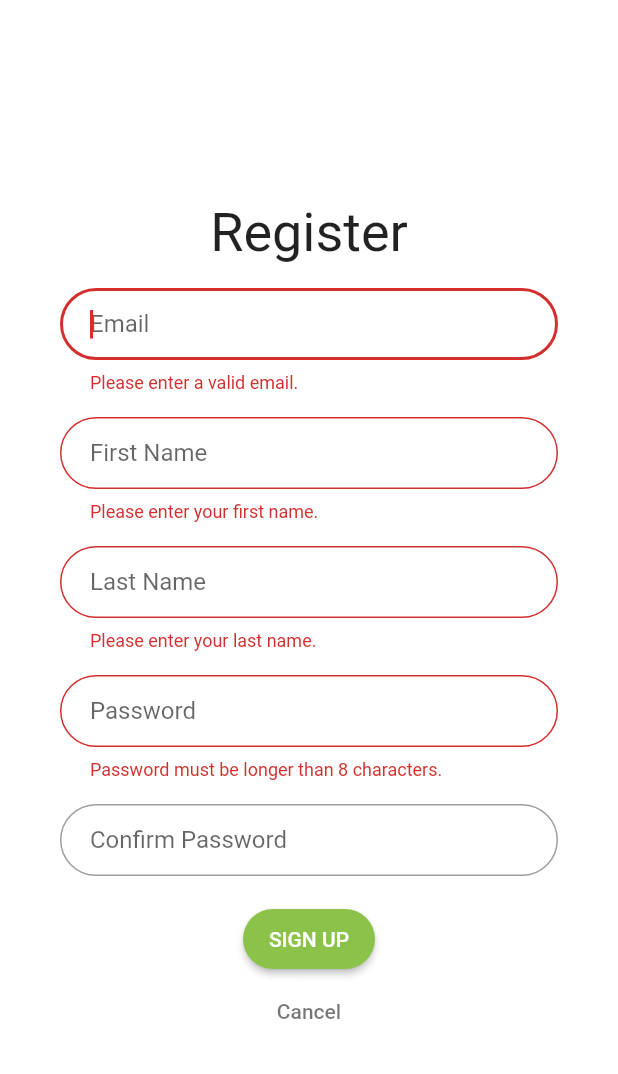
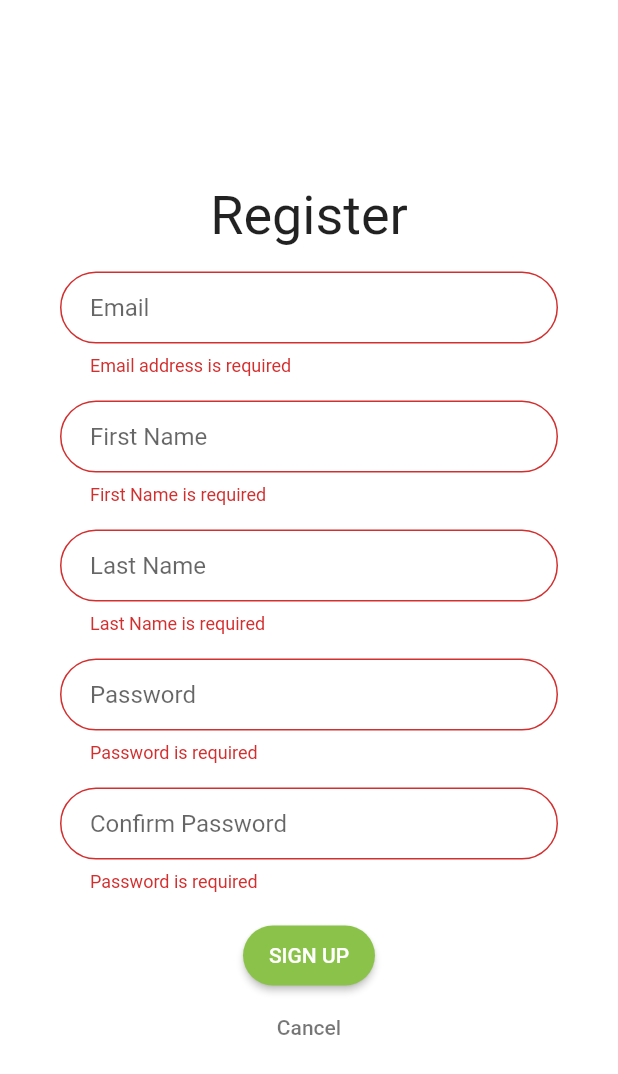
Before and after one commit to srh09/reports_manager, a Flutter app: the SignupScreen screen opened by its route, after a tap on "SIGN UP", on a phone screen of 412 x 824 dp. Shown: the top 1074 px of the screen. Run offline on Flutter 3.47's test engine with Material 2 defaults, Android fonts, the phone set to English and light mode, and no system bars; our stand-ins replace cloud_firestore, firebase_auth, firebase_core, google_sign_in; accounts and stored records are empty.

Commit message:
auth registration working

```diff
--- a/lib/models/user.dart
+++ b/lib/models/user.dart
@@ -1 +1,6 @@
-class User {}
+class RegistrationCredentials {
+  String email;
+  String password;
+  String firstName;
+  String lastName;
+}
--- a/lib/screens/signin.dart
+++ b/lib/screens/signin.dart
@@ -76,8 +76,8 @@ class _SigninScreenState extends State<SigninScreen> {
       child: TextFormField(
         controller: passwordController,
         validator: (value) => Validators.password(value),
+        onFieldSubmitted: (_) => _submitSignIn(context),
         textInputAction: TextInputAction.done,
-        onFieldSubmitted: (_) => _submitSignIn(context),
         decoration: InputDecoration(
           hintText: 'Password',
           contentPadding:
@@ -109,9 +109,8 @@ class _SigninScreenState extends State<SigninScreen> {
         shape: RoundedRectangleBorder(
           borderRadius: BorderRadius.circular(24),
         ),
-        onPressed: () {
-          Navigator.of(context).pushNamed(SignupScreen.routeName);
-        },
+        onPressed: () =>
+            Navigator.of(context).pushNamed(SignupScreen.routeName),
         padding: EdgeInsets.all(12),
         color: Colors.lightGreen,
         child: Text('Register', style: TextStyle(color: Colors.white)),
--- a/lib/screens/signup.dart
+++ b/lib/screens/signup.dart
@@ -2,35 +2,26 @@ import 'package:flutter/material.dart';
 import 'package:flutter/services.dart';
 import 'package:firebase_auth/firebase_auth.dart';
 import 'package:provider/provider.dart';
+import 'package:reports_manager/models/user.dart';
+import 'package:reports_manager/utilities/validators.dart';
 
 import '../services/auth.dart';
 import 'jobsites.dart';
 
-class SignupScreen extends StatefulWidget {
+class SignupScreen extends StatelessWidget {
   static const routeName = '/signup';
+  final _formKey = GlobalKey<FormState>();
+  final _passwordController = TextEditingController();
+  final _registrationCredentials = RegistrationCredentials();
 
-  @override
-  _SignupScreenState createState() => _SignupScreenState();
-}
-
-class _SignupScreenState extends State<SignupScreen> {
-  final _formKey = GlobalKey<FormState>();
-  final emailTextEditController = TextEditingController();
-  final firstNameTextEditController = TextEditingController();
-  final lastNameTextEditController = TextEditingController();
-  final passwordTextEditController = TextEditingController();
-  final confirmPasswordTextEditController = TextEditingController();
-  final FocusNode _emailFocus = FocusNode();
-  final FocusNode _firstNameFocus = FocusNode();
-  final FocusNode _lastNameFocus = FocusNode();
-  final FocusNode _passwordFocus = FocusNode();
-  final FocusNode _confirmPasswordFocus = FocusNode();
-  var _errorMessage = '';
-
-  void processError(final PlatformException error) {
-    setState(() {
-      _errorMessage = error.message;
-    });
+  void submitRegistration(BuildContext context) {
+    if (_formKey.currentState.validate()) {
+      _formKey.currentState.save();
+      print('done---');
+      context
+          .read<AuthService>()
+          .registerWithEmailPassword(_registrationCredentials);
+    }
   }
 
   Widget _buildRegisterText() {
@@ -48,20 +39,10 @@ class _SignupScreenState extends State<SignupScreen> {
     return Padding(
       padding: EdgeInsets.symmetric(vertical: 8.0),
       child: TextFormField(
-        validator: (value) {
-          if (value.isEmpty || !value.contains('@')) {
-            return 'Please enter a valid email.';
-          }
-          return null;
-        },
-        controller: emailTextEditController,
+        validator: (value) => Validators.email(value),
+        onSaved: (value) => _registrationCredentials.email = value,
         keyboardType: TextInputType.emailAddress,
-        autofocus: true,
         textInputAction: TextInputAction.next,
-        focusNode: _emailFocus,
-        onFieldSubmitted: (term) {
-          FocusScope.of(context).requestFocus(_firstNameFocus);
-        },
         decoration: InputDecoration(
           hintText: 'Email',
           contentPadding: EdgeInsets.fromLTRB(20.0, 10.0, 20.0, 10.0),
@@ -75,20 +56,9 @@ class _SignupScreenState extends State<SignupScreen> {
     return Padding(
       padding: EdgeInsets.symmetric(vertical: 8.0),
       child: TextFormField(
-        validator: (value) {
-          if (value.isEmpty) {
-            return 'Please enter your first name.';
-          }
-          return null;
-        },
-        controller: firstNameTextEditController,
-        keyboardType: TextInputType.text,
-        autofocus: false,
+        validator: (value) => Validators.name(value, 'First Name'),
+        onSaved: (value) => _registrationCredentials.firstName = value,
         textInputAction: TextInputAction.next,
-        focusNode: _firstNameFocus,
-        onFieldSubmitted: (term) {
-          FocusScope.of(context).requestFocus(_lastNameFocus);
-        },
         decoration: InputDecoration(
           hintText: 'First Name',
           contentPadding: EdgeInsets.fromLTRB(20.0, 10.0, 20.0, 10.0),
@@ -102,20 +72,9 @@ class _SignupScreenState extends State<SignupScreen> {
     return Padding(
       padding: EdgeInsets.symmetric(vertical: 8.0),
       child: TextFormField(
-        validator: (value) {
-          if (value.isEmpty) {
-            return 'Please enter your last name.';
-          }
-          return null;
-        },
-        controller: lastNameTextEditController,
-        keyboardType: TextInputType.text,
-        autofocus: false,
+        validator: (value) => Validators.name(value, 'Last Name'),
+        onSaved: (value) => _registrationCredentials.lastName = value,
         textInputAction: TextInputAction.next,
-        focusNode: _lastNameFocus,
-        onFieldSubmitted: (term) {
-          FocusScope.of(context).requestFocus(_passwordFocus);
-        },
         decoration: InputDecoration(
           hintText: 'Last Name',
           contentPadding: EdgeInsets.fromLTRB(20.0, 10.0, 20.0, 10.0),
@@ -129,20 +88,11 @@ class _SignupScreenState extends State<SignupScreen> {
     return Padding(
       padding: EdgeInsets.symmetric(vertical: 8.0),
       child: TextFormField(
-        validator: (value) {
-          if (value.length < 8) {
-            return 'Password must be longer than 8 characters.';
-          }
-          return null;
-        },
-        autofocus: false,
+        controller: _passwordController,
+        validator: (value) => Validators.password(value),
+        onSaved: (value) => _registrationCredentials.password = value,
         obscureText: true,
-        controller: passwordTextEditController,
         textInputAction: TextInputAction.next,
-        focusNode: _passwordFocus,
-        onFieldSubmitted: (term) {
-          FocusScope.of(context).requestFocus(_confirmPasswordFocus);
-        },
         decoration: InputDecoration(
           hintText: 'Password',
           contentPadding: EdgeInsets.fromLTRB(20.0, 10.0, 20.0, 10.0),
@@ -152,22 +102,18 @@ class _SignupScreenState extends State<SignupScreen> {
     );
   }
 
-  Widget _buildConfirmPasswordInput() {
+  Widget _buildConfirmPasswordInput(BuildContext context) {
     return Padding(
       padding: EdgeInsets.symmetric(vertical: 8.0),
       child: TextFormField(
-        autofocus: false,
+        validator: (value) =>
+            Validators.passwordMatch(value, _passwordController.text),
+        onFieldSubmitted: (_) {
+          print('done---');
+          print(_registrationCredentials);
+        },
         obscureText: true,
-        controller: confirmPasswordTextEditController,
-        focusNode: _confirmPasswordFocus,
         textInputAction: TextInputAction.done,
-        validator: (value) {
-          if (passwordTextEditController.text.length > 8 &&
-              passwordTextEditController.text != value) {
-            return 'Passwords do not match.';
-          }
-          return null;
-        },
         decoration: InputDecoration(
           hintText: 'Confirm Password',
           contentPadding: EdgeInsets.fromLTRB(20.0, 10.0, 20.0, 10.0),
@@ -177,19 +123,14 @@ class _SignupScreenState extends State<SignupScreen> {
     );
   }
 
-  Widget _buildSignupButton() {
+  Widget _buildSignupButton(BuildContext context) {
     return Padding(
       padding: EdgeInsets.only(top: 10.0),
       child: RaisedButton(
         shape: RoundedRectangleBorder(
           borderRadius: BorderRadius.circular(24),
         ),
-        onPressed: () {
-          if (_formKey.currentState.validate()) {
-            context.read<AuthService>().registerWithEmailPassword(
-                emailTextEditController.text, passwordTextEditController.text);
-          }
-        },
+        onPressed: () => submitRegistration(context),
         padding: EdgeInsets.all(12),
         color: Colors.lightGreen,
         child: Text('Sign Up'.toUpperCase(),
@@ -198,7 +139,7 @@ class _SignupScreenState extends State<SignupScreen> {
     );
   }
 
-  Widget _buildCancelButton() {
+  Widget _buildCancelButton(BuildContext context) {
     return Padding(
       padding: EdgeInsets.zero,
       child: FlatButton(
@@ -243,9 +184,9 @@ class _SignupScreenState extends State<SignupScreen> {
                         _buildFirstNameInput(),
                         _buildLastNameInput(),
                         _buildPasswordInput(),
-                        _buildConfirmPasswordInput(),
-                        _buildSignupButton(),
-                        _buildCancelButton(),
+                        _buildConfirmPasswordInput(context),
+                        _buildSignupButton(context),
+                        _buildCancelButton(context),
                       ],
                     ),
                   ),
--- a/lib/services/auth.dart
+++ b/lib/services/auth.dart
@@ -1,7 +1,10 @@
+import 'package:cloud_firestore/cloud_firestore.dart';
 import 'package:firebase_auth/firebase_auth.dart';
 import 'package:google_sign_in/google_sign_in.dart';
+import 'package:reports_manager/models/user.dart';
 
 class AuthService {
+  final _db = FirebaseFirestore.instance;
   final FirebaseAuth _firebaseAuth;
   final GoogleSignIn _googleSignIn = GoogleSignIn();
 
@@ -11,11 +14,14 @@ class AuthService {
 
   Future<void> signOut() => _firebaseAuth.signOut();
 
-  Future<String> registerWithEmailPassword(
-      String email, String password) async {
+  Future<String> registerWithEmailPassword(RegistrationCredentials data) async {
     try {
-      await _firebaseAuth.createUserWithEmailAndPassword(
-          email: email, password: password);
+      UserCredential userCredential =
+          await _firebaseAuth.createUserWithEmailAndPassword(
+              email: data.email, password: data.password);
+      User user = userCredential.user;
+      DocumentReference usersRef = _db.collection('users').doc(user.uid);
+      usersRef.set({'firstName': data.firstName, 'lastName': data.lastName});
       return null;
     } on FirebaseAuthException catch (e) {
       if (e.code == 'email-already-in-use')
--- a/lib/utilities/validators.dart
+++ b/lib/utilities/validators.dart
@@ -1,22 +1,42 @@
 class Validators {
-  static String email(String value) {
-    Pattern pattern =
-        r"^[a-zA-Z0-9.a-zA-Z0-9.!#$%&'*+-/=?^_`{|}~]+@[a-zA-Z0-9]+\.[a-zA-Z]+";
-    RegExp regExp = new RegExp(pattern);
-    if (value == null || value.isEmpty)
+  static String email(String email) {
+    final regExp = RegExp(
+        r"^[a-zA-Z0-9.a-zA-Z0-9.!#$%&'*+-/=?^_`{|}~]+@[a-zA-Z0-9]+\.[a-zA-Z]+");
+    if (email == null || email.isEmpty)
       return 'Email address is required';
-    else if (!regExp.hasMatch(value))
+    else if (!regExp.hasMatch(email))
       return 'Email address is invalid';
     else
       return null;
   }
 
-  static String password(String value) {
-    if (value == null || value.isEmpty)
+  static String password(String password) {
+    if (password == null || password.isEmpty)
       return 'Password is required';
-    else if (value.length < 5)
+    else if (password.length < 5)
       return 'Password must have at least 6 characters';
     else
       return null;
   }
+
+  static String passwordMatch(String newPassword, String originalPassword) {
+    if (newPassword == null || newPassword.isEmpty)
+      return 'Password is required';
+    else if (newPassword.length < 5)
+      return 'Password must have at least 6 characters';
+    else if (newPassword != originalPassword)
+      return 'Passwords do not match';
+    else
+      return null;
+  }
+
+  static String name(String value, String key) {
+    final regExp = RegExp(r"^[^0-9]+$");
+    if (value == null || value.isEmpty)
+      return '$key is required';
+    else if (!regExp.hasMatch(value))
+      return '$key cannot have numbers';
+    else
+      return null;
+  }
 }
```
